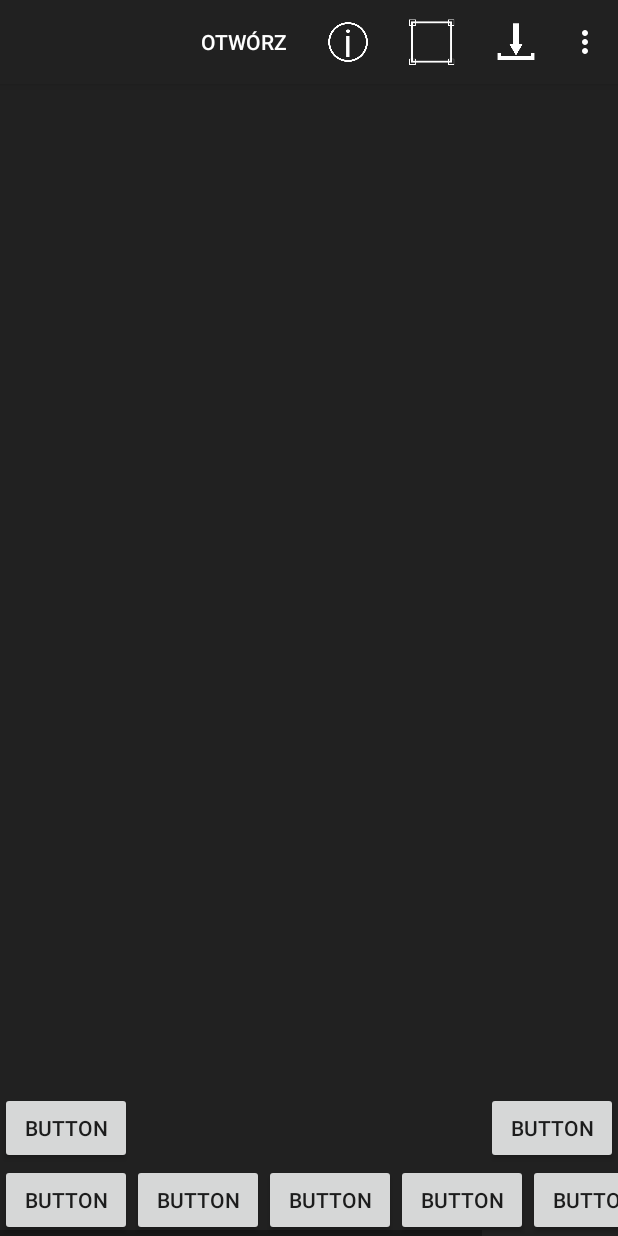
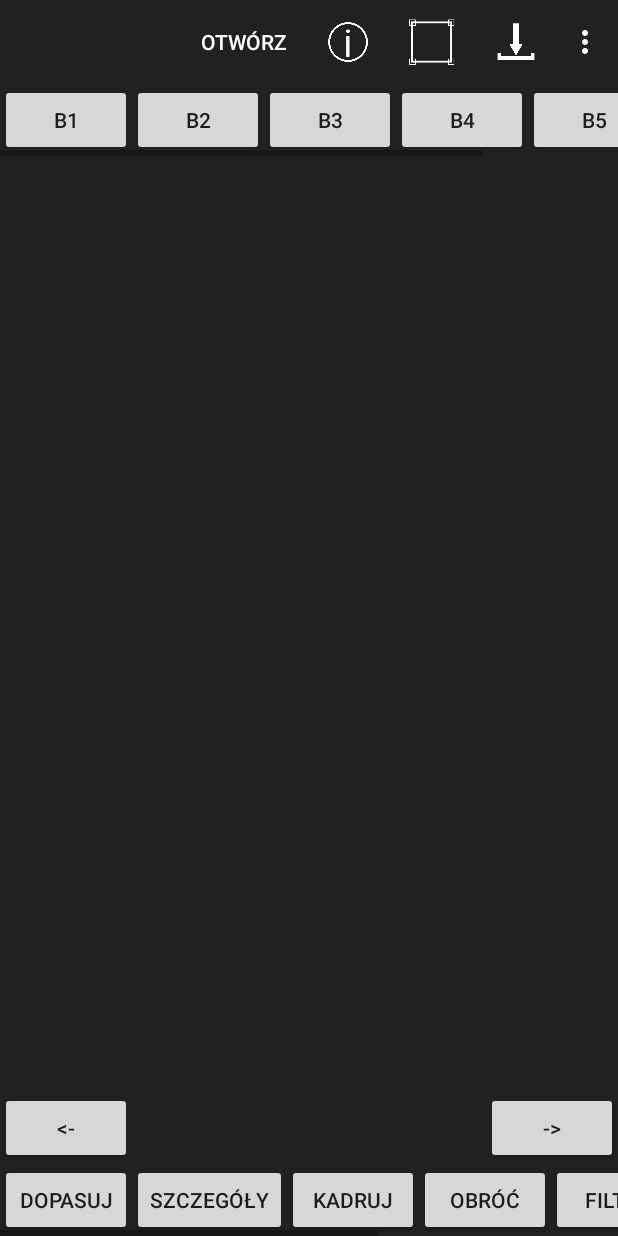
Before and after one commit to pgruszczynski93/FEDI, an Android app: the Editor screen opened directly, with no data from a screen before it, on a phone screen of 412 x 824 dp. Run offline under Robolectric (Android 15) with nearby library versions, the phone set to English and light mode, and no system bars.

Commit message:
Some buttons added

```diff
--- a/FEDI/app/src/main/res/layout/activity_editor.xml
+++ b/FEDI/app/src/main/res/layout/activity_editor.xml
@@ -21,13 +21,65 @@
         android:layout_alignParentStart="true"
         android:layout_centerVertical="true" />
 
+    <HorizontalScrollView
+        android:layout_width="wrap_content"
+        android:layout_height="wrap_content"
+        android:id="@+id/topScrollPanel"
+        android:layout_alignParentTop="true"
+        android:layout_alignParentStart="true">
 
+
+    <LinearLayout
+            android:layout_width="wrap_content"
+            android:layout_height="match_parent"
+            android:orientation="horizontal" >
+
+            <Button
+                android:id="@+id/b1"
+                android:layout_width="wrap_content"
+                android:layout_height="wrap_content"
+                android:layout_weight="1"
+                android:text="b1" />
+
+            <Button
+                android:id="@+id/b2"
+                android:layout_width="match_parent"
+                android:layout_height="wrap_content"
+                android:text="b2" />
+
+            <Button
+                android:id="@+id/b3"
+                android:layout_width="match_parent"
+                android:layout_height="wrap_content"
+                android:text="b3" />
+
+            <Button
+                android:id="@+id/b4"
+                android:layout_width="match_parent"
+                android:layout_height="wrap_content"
+                android:text="b4" />
+
+            <Button
+                android:id="@+id/b5"
+                android:layout_width="match_parent"
+                android:layout_height="wrap_content"
+                android:text="b5" />
+
+            <Button
+                android:id="@+id/b6"
+                android:layout_width="match_parent"
+                android:layout_height="wrap_content"
+                android:text="b6" />
+
+        </LinearLayout>
+    </HorizontalScrollView>
 
         <HorizontalScrollView
             android:layout_width="wrap_content"
             android:layout_height="wrap_content"
+            android:id="@+id/bottomScrollPanel"
             android:layout_alignParentBottom="true"
-            android:id="@+id/horizontalScrollView">
+            android:layout_alignParentStart="true">
 
             <LinearLayout
                 android:layout_width="wrap_content"
@@ -35,56 +87,67 @@
                 android:orientation="horizontal" >
 
                 <Button
-                    android:id="@+id/button12"
+                    android:id="@+id/adjustButton"
                     android:layout_width="wrap_content"
                     android:layout_height="wrap_content"
                     android:layout_weight="1"
-                    android:text="Button" />
+                    android:text="Dopasuj" />
 
                 <Button
-                    android:id="@+id/button5"
+                    android:id="@+id/detailsButton"
                     android:layout_width="match_parent"
                     android:layout_height="wrap_content"
-                    android:text="Button" />
+                    android:text="Szczegóły" />
 
                 <Button
-                    android:id="@+id/button8"
+                    android:id="@+id/cropButton"
                     android:layout_width="match_parent"
                     android:layout_height="wrap_content"
-                    android:text="Button" />
+                    android:text="Kadruj" />
+
                 <Button
-                    android:id="@+id/button9"
+                    android:id="@+id/rotateButton"
                     android:layout_width="match_parent"
                     android:layout_height="wrap_content"
-                    android:text="Button" />
+                    android:text="Obróć" />
+
                 <Button
-                    android:id="@+id/button10"
+                    android:id="@+id/filtersButton"
                     android:layout_width="match_parent"
                     android:layout_height="wrap_content"
-                    android:text="Button" />
+                    android:text="Filtry" />
+
                 <Button
-                    android:id="@+id/button11s"
+                    android:id="@+id/histogramButton"
                     android:layout_width="match_parent"
                     android:layout_height="wrap_content"
-                    android:text="Button" />
+                    android:text="Histogram" />
+
+                <Button
+                    android:id="@+id/whiteBalanceButton"
+                    android:layout_width="match_parent"
+                    android:layout_height="wrap_content"
+                    android:text="Balans Bieli" />
             </LinearLayout>
         </HorizontalScrollView>
 
     <Button
-        android:id="@+id/button11"
+        android:id="@+id/histBackButton"
         android:layout_width="wrap_content"
         android:layout_height="wrap_content"
-        android:text="Button"
-        android:layout_above="@+id/horizontalScrollView"
+        android:elevation="0dp"
+        android:text="@string/hist_backbutton"
+        android:layout_above="@+id/bottomScrollPanel"
         android:layout_alignParentStart="true" />
 
     <Button
-        android:id="@+id/button13"
+        android:id="@+id/histNextButton"
         android:layout_width="wrap_content"
         android:layout_height="wrap_content"
-        android:text="Button"
-        android:layout_above="@+id/horizontalScrollView"
-        android:layout_alignParentEnd="true" />
+        android:layout_above="@+id/bottomScrollPanel"
+        android:layout_alignParentEnd="true"
+        android:elevation="0dp"
+        android:text="@string/hist_nextbutton" />
 
     <!--
     <Button
--- a/FEDI/app/src/main/res/values/strings.xml
+++ b/FEDI/app/src/main/res/values/strings.xml
@@ -7,6 +7,8 @@
     <string name="action_save">Zapisz</string>
     <string name="action_options">Opcje</string>
     <string name="action_open">Otwórz</string>
+    <string name="hist_backbutton">\u003C\u002D</string>
+    <string name="hist_nextbutton">\u002D\u003E</string>
 
     <color name="bar_gray">#696969</color>
 </resources>
```
